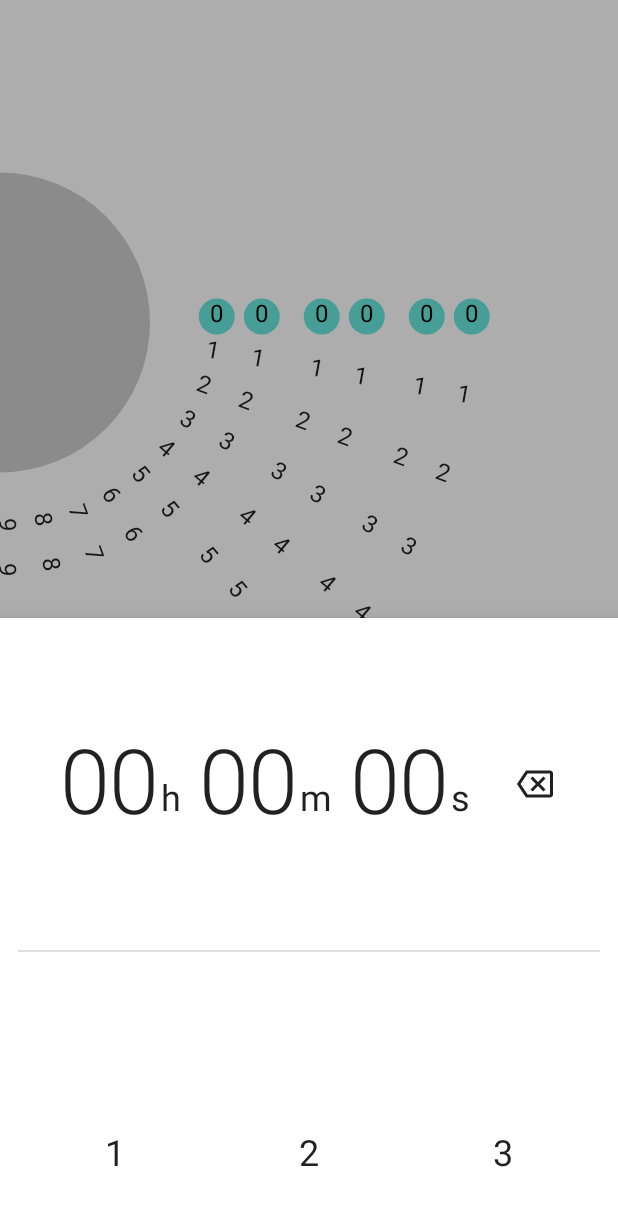
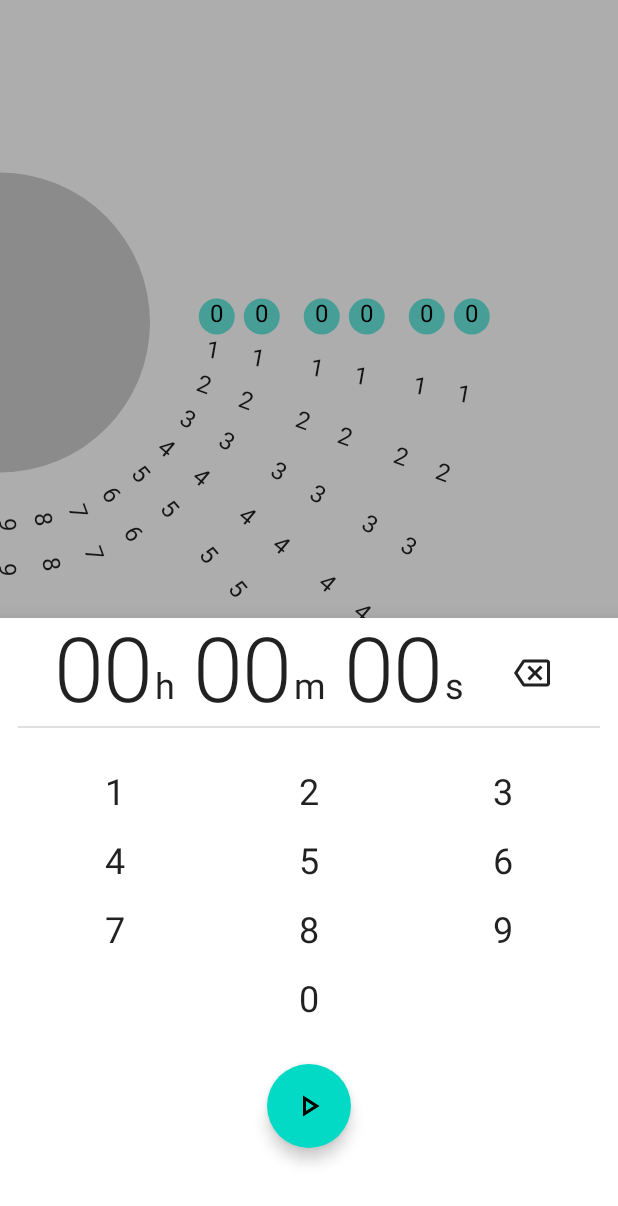
Before and after one commit to ShinichiroFunatsu/DevChallenge-Compose-CountDownApp, an Android app built with Jetpack Compose: the screen it shows after launch (MainActivity), after a tap on "SET", on a phone screen of 412 x 824 dp. Shown: the top 1206 px of the screen. Run offline under Robolectric (Android 15) with nearby library versions, the phone set to English and light mode, and no system bars.

Commit message:
fix keypad size.

```diff
--- a/app/src/main/java/com/example/androiddevchallenge/MainActivity.kt
+++ b/app/src/main/java/com/example/androiddevchallenge/MainActivity.kt
@@ -18,6 +18,7 @@ package com.example.androiddevchallenge
 import android.os.Bundle
 import androidx.activity.compose.setContent
 import androidx.appcompat.app.AppCompatActivity
+import androidx.compose.foundation.clickable
 import androidx.compose.foundation.layout.fillMaxSize
 import androidx.compose.foundation.layout.padding
 import androidx.compose.material.ExperimentalMaterialApi
@@ -65,6 +66,7 @@ fun MyApp() {
             sheetContent = {
                 TimeKeyPad(
                     modifier = Modifier
+                        .clickable { }
                         .padding(horizontal = 12.dp)
                         .fillMaxSize(),
                     onKeyClick = { time ->
--- a/app/src/main/java/com/example/androiddevchallenge/ui/keypad/TimeKeyPad.kt
+++ b/app/src/main/java/com/example/androiddevchallenge/ui/keypad/TimeKeyPad.kt
@@ -50,7 +50,6 @@ fun TimeKeyPad(modifier: Modifier = Modifier, onKeyClick: (RawTime) -> Unit = {}
     Column(
         modifier = modifier,
     ) {
-        Spacer(modifier = Modifier.weight(1f))
         Row(
             modifier = Modifier.fillMaxWidth(),
         ) {
@@ -62,18 +61,17 @@ fun TimeKeyPad(modifier: Modifier = Modifier, onKeyClick: (RawTime) -> Unit = {}
             Spacer(modifier = Modifier.weight(1f))
             Icon(
                 imageVector = Icons.Outlined.Backspace,
-                contentDescription = "back icon",
+                contentDescription = "backspace icon",
                 modifier = Modifier
+                    .clickable(onClick = { timeStack.pop() })
+                    .height(46.dp)
+                    .padding(horizontal = 10.dp)
                     .align(Alignment.CenterVertically)
-                    .clickable(onClick = { timeStack.pop() })
-                    .padding(4.dp)
 
             )
             Spacer(modifier = Modifier.weight(1f))
         }
-        Spacer(modifier = Modifier.weight(1f))
         Divider()
-        Spacer(modifier = Modifier.weight(1f))
         KeyPad(
             modifier = Modifier
                 .fillMaxWidth()
@@ -85,11 +83,9 @@ fun TimeKeyPad(modifier: Modifier = Modifier, onKeyClick: (RawTime) -> Unit = {}
                 }
             },
         )
-        Spacer(modifier = Modifier.weight(1f))
         Box(
             modifier = Modifier
                 .fillMaxWidth()
-                .padding(12.dp)
         ) {
             FloatingActionButton(
                 modifier = Modifier.align(Alignment.Center),
@@ -104,7 +100,6 @@ fun TimeKeyPad(modifier: Modifier = Modifier, onKeyClick: (RawTime) -> Unit = {}
                 )
             }
         }
-        Spacer(modifier = Modifier.height(12.dp))
     }
 }
 
@@ -119,7 +114,7 @@ private fun KeyPad(modifier: Modifier = Modifier, onClickKey: (Int) -> Unit) {
                     text = "$it",
                     modifier = Modifier
                         .weight(1f)
-                        .height(80.dp)
+                        .height(46.dp)
                         .clickable { onClickKey(it) },
                     style = MaterialTheme.typography.h5
                 )
@@ -133,7 +128,7 @@ private fun KeyPad(modifier: Modifier = Modifier, onClickKey: (Int) -> Unit) {
                     text = "$it",
                     modifier = Modifier
                         .weight(1f)
-                        .height(80.dp)
+                        .height(46.dp)
                         .clickable { onClickKey(it) },
                     style = MaterialTheme.typography.h5
                 )
@@ -147,7 +142,7 @@ private fun KeyPad(modifier: Modifier = Modifier, onClickKey: (Int) -> Unit) {
                     text = "$it",
                     modifier = Modifier
                         .weight(1f)
-                        .height(80.dp)
+                        .height(46.dp)
                         .clickable { onClickKey(it) },
                     style = MaterialTheme.typography.h5
                 )
@@ -161,7 +156,7 @@ private fun KeyPad(modifier: Modifier = Modifier, onClickKey: (Int) -> Unit) {
                 text = "0",
                 modifier = Modifier
                     .weight(1f)
-                    .height(80.dp)
+                    .height(46.dp)
                     .clickable { onClickKey(0) },
                 style = MaterialTheme.typography.h5
             )
```
